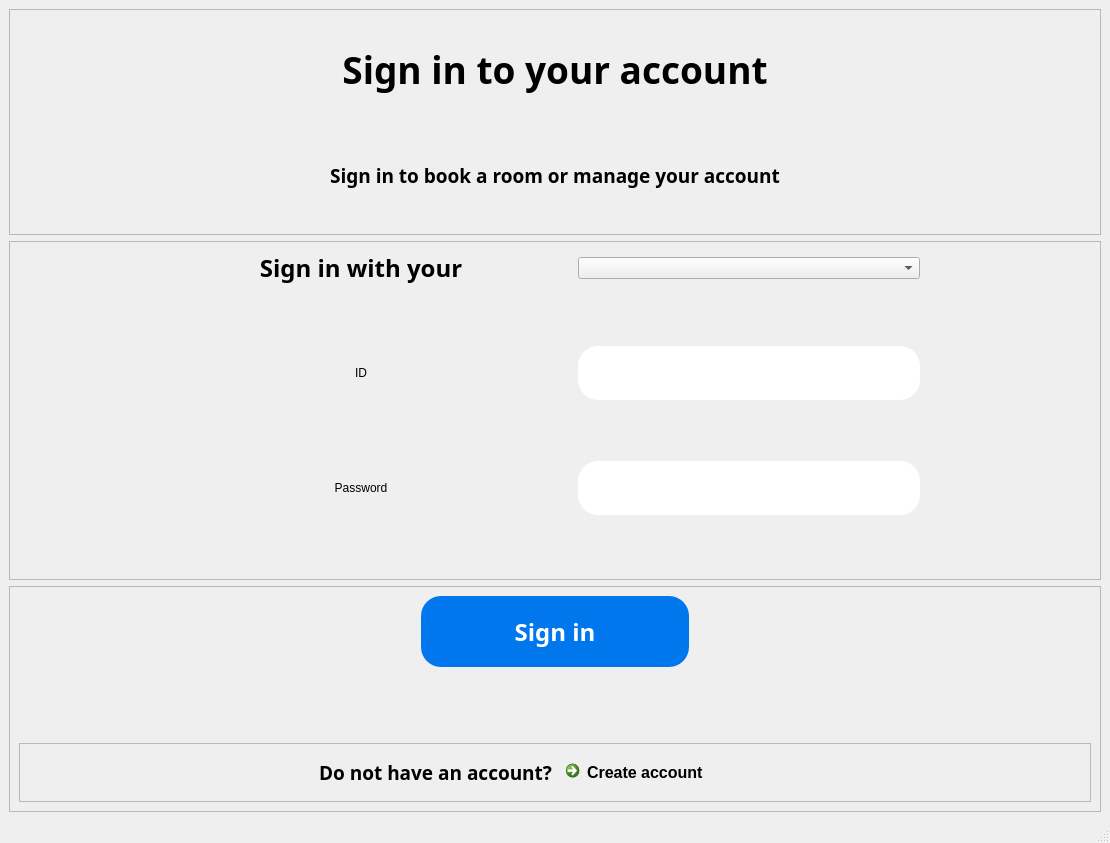
SE-PROJ-MEMBER/SE-PROJ, file QT_test2/spacer_design_test_2.ui: the form before one commit.
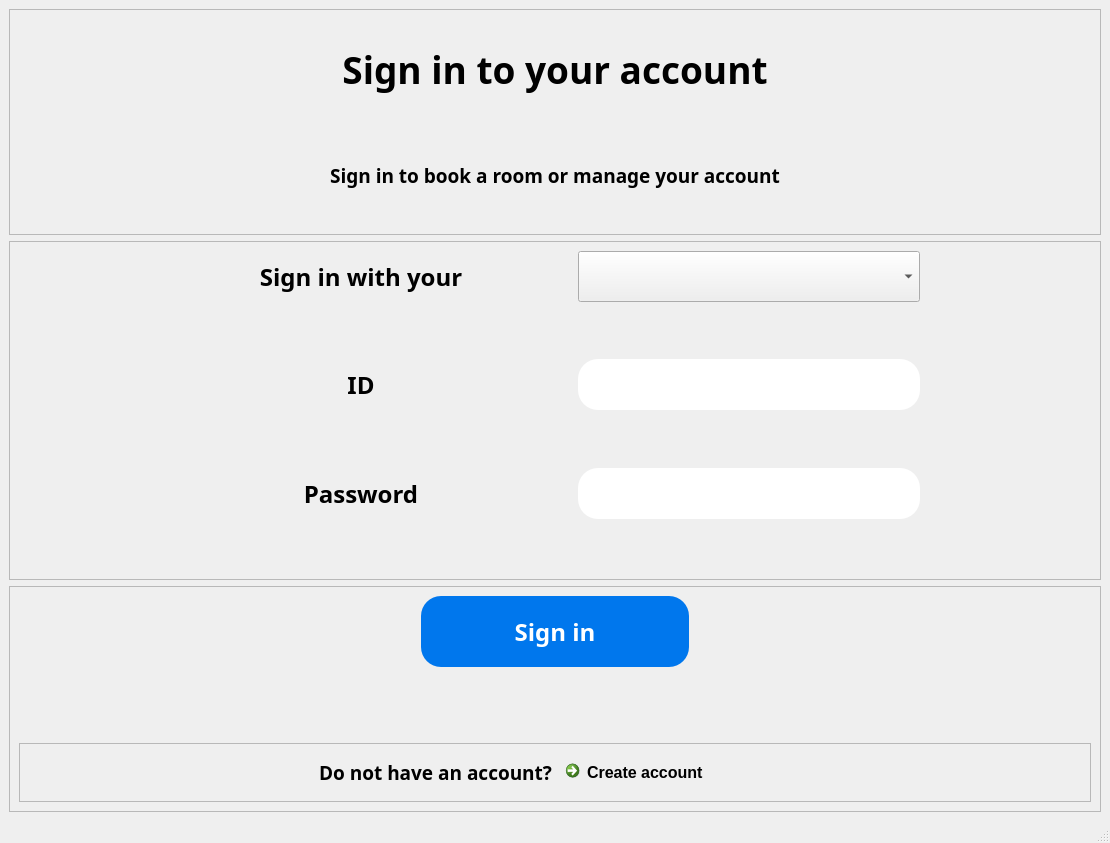
The form after the commit.

Commit message: spacer design upgrade

```diff
--- a/QT_test2/spacer_design_test_2.ui
+++ b/QT_test2/spacer_design_test_2.ui
@@ -92,7 +92,14 @@
          <item row="0" column="0">
           <layout class="QGridLayout" name="gridLayout_3" columnstretch="2,4,0,4,2">
            <item row="0" column="3">
-            <widget class="QComboBox" name="comboBox"/>
+            <widget class="QComboBox" name="comboBox">
+             <property name="sizePolicy">
+              <sizepolicy hsizetype="Preferred" vsizetype="Expanding">
+               <horstretch>0</horstretch>
+               <verstretch>0</verstretch>
+              </sizepolicy>
+             </property>
+            </widget>
            </item>
            <item row="2" column="3">
             <widget class="QLineEdit" name="lineEdit">
@@ -161,6 +168,14 @@
            </item>
            <item row="2" column="1">
             <widget class="QLabel" name="label_4">
+             <property name="font">
+              <font>
+               <family>Bahnschrift SemiBold</family>
+               <pointsize>18</pointsize>
+               <weight>75</weight>
+               <bold>true</bold>
+              </font>
+             </property>
              <property name="text">
               <string>ID</string>
              </property>
@@ -171,6 +186,14 @@
            </item>
            <item row="4" column="1">
             <widget class="QLabel" name="label_5">
+             <property name="font">
+              <font>
+               <family>Bahnschrift SemiBold</family>
+               <pointsize>18</pointsize>
+               <weight>75</weight>
+               <bold>true</bold>
+              </font>
+             </property>
              <property name="text">
               <string>Password</string>
              </property>
```
